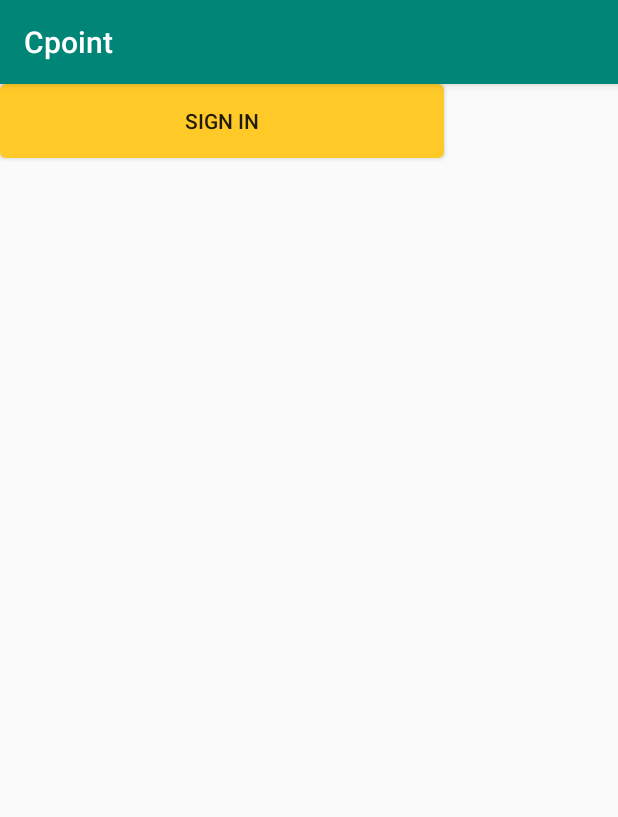
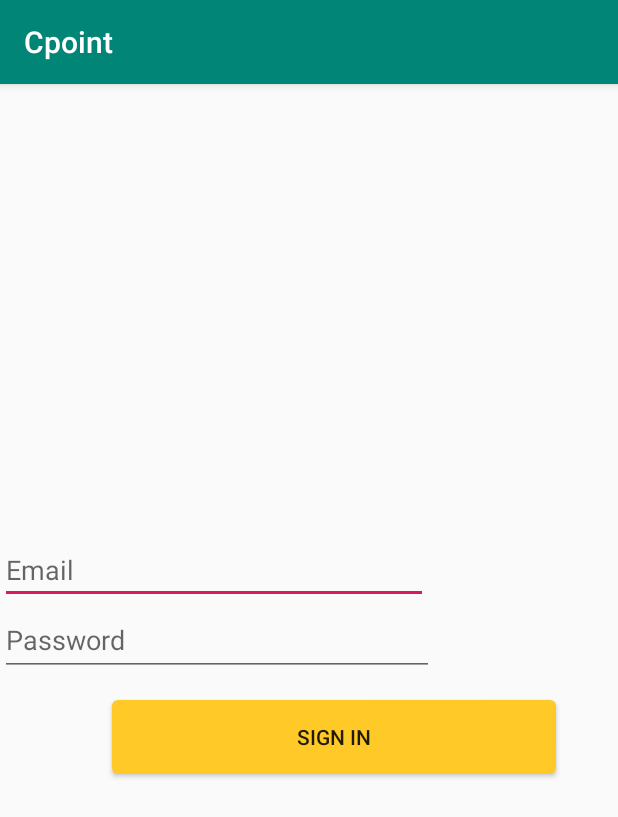
Before and after one commit to elphindoes/RealCpoint, an Android app: the LoginActivity screen opened directly, with no data from a screen before it, on a phone screen of 412 x 824 dp. Shown: the top 817 px of the screen. Run offline under Robolectric (Android 15) with nearby library versions, the phone set to English and light mode, and no system bars; our stand-ins replace Firebase (no records; nobody signed in at launch, a user with empty details on screens opened directly); 1 statement that could not run was skipped.

Commit message:
Fix LoginActivity.kt and activity_login.xml

```diff
--- a/app/src/main/java/npa/sit/cpoint/LoginActivity.kt
+++ b/app/src/main/java/npa/sit/cpoint/LoginActivity.kt
@@ -23,6 +23,7 @@ class LoginActivity : AppCompatActivity() {
             startActivity(Intent(this@LoginActivity, ResultActivity::class.java))
             finish()
         }
+
 
         login_loginBtn.setOnClickListener {
             val email = login_emailEditText.text.toString().trim{it <= ' '}
--- a/app/src/main/res/layout/activity_login.xml
+++ b/app/src/main/res/layout/activity_login.xml
@@ -4,16 +4,21 @@
     xmlns:tools="http://schemas.android.com/tools"
     android:layout_width="match_parent"
     android:layout_height="match_parent"
-    tools:context=".MainActivity">
+    tools:context=".LoginActivity">
 
     <Button
         android:id="@+id/login_loginBtn"
         android:layout_width="296dp"
         android:layout_height="49dp"
+        android:layout_marginStart="74dp"
+        android:layout_marginEnd="41dp"
+        android:layout_marginBottom="308dp"
         android:background="@drawable/bt_main_email_yellow"
         android:text="Sign in"
-        tools:layout_editor_absoluteX="74dp"
-        tools:layout_editor_absoluteY="374dp" />
+        android:visibility="visible"
+        app:layout_constraintBottom_toBottomOf="parent"
+        app:layout_constraintEnd_toEndOf="parent"
+        app:layout_constraintStart_toStartOf="parent" />
 
     <EditText
         android:id="@+id/login_emailEditText"
@@ -22,17 +27,18 @@
         android:ems="10"
         android:hint="Email"
         android:inputType="textEmailAddress"
-        tools:layout_editor_absoluteX="74dp"
-        tools:layout_editor_absoluteY="265dp" />
+        app:layout_constraintBottom_toTopOf="@+id/login_passwordEditText"
+        tools:layout_editor_absoluteX="74dp" />
 
     <EditText
         android:id="@+id/login_passwordEditText"
         android:layout_width="289dp"
         android:layout_height="48dp"
+        android:layout_marginBottom="16dp"
         android:ems="10"
         android:hint="Password"
         android:inputType="textPassword"
-        tools:layout_editor_absoluteX="74dp"
-        tools:layout_editor_absoluteY="318dp" />
+        app:layout_constraintBottom_toTopOf="@+id/login_loginBtn"
+        tools:layout_editor_absoluteX="74dp" />
 
 </androidx.constraintlayout.widget.ConstraintLayout>
```
